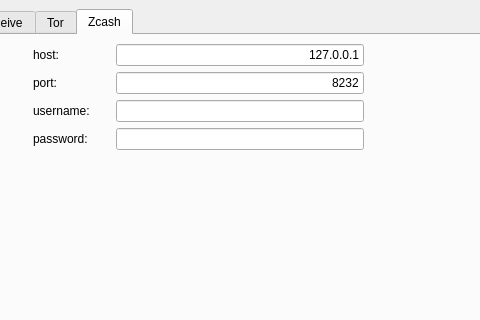
This is pyzcto.ui in miguelmarco/pyzcto as Qt 5 draws it before an edit; both pictures show x 236 to 716 and y 0 to 320 of the 1089 by 723 pixel window. The edited form follows.
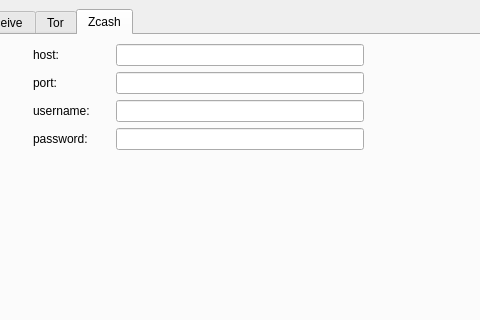
This is the edited form. The open tabs and pages were chosen to show the change.

Commit message: Move zcashd ip and port to config file

Patch:
```diff
--- a/pyzcto.ui
+++ b/pyzcto.ui
@@ -897,7 +897,7 @@
         <item row="0" column="3">
          <widget class="QLineEdit" name="line_host">
           <property name="text">
-           <string>127.0.0.1</string>
+           <string/>
           </property>
           <property name="alignment">
            <set>Qt::AlignRight|Qt::AlignTrailing|Qt::AlignVCenter</set>
@@ -927,7 +927,7 @@
         <item row="1" column="3">
          <widget class="QLineEdit" name="line_port">
           <property name="text">
-           <string>8232</string>
+           <string/>
           </property>
           <property name="alignment">
            <set>Qt::AlignRight|Qt::AlignTrailing|Qt::AlignVCenter</set>
```
Left out of the diff: 2 changed lines with no effect on the pictures. The commit also changes 2 other files.
